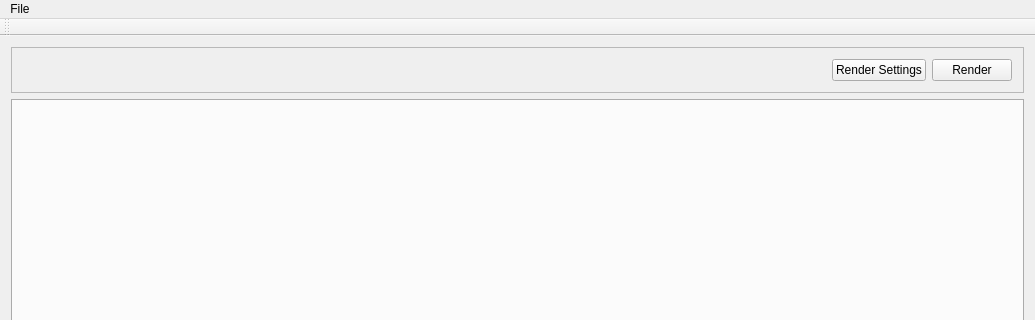
Before: the Qt Designer form src/sunshine.ui in strattonbrazil/Sunshine, drawn with Qt 5; both pictures show x 0 to 1035 and y 0 to 320 of the 1035 by 614 pixel window.
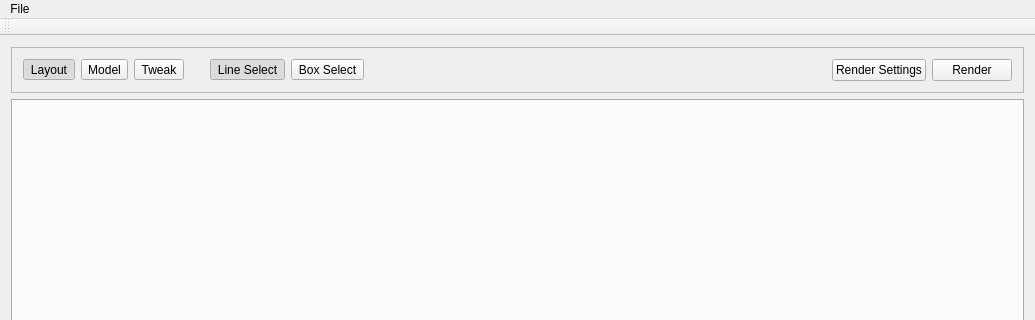
After: the same form once the commit is applied.

Commit message: Got preselection working for faces, lots of refactoring to get rid of singletons, some renaming and reorganization of a few enums, and initial work on UI modes

Diff of the .ui file:
```diff
--- a/src/sunshine.ui
+++ b/src/sunshine.ui
@@ -27,6 +27,111 @@
        <enum>QFrame::Raised</enum>
       </property>
       <layout class="QHBoxLayout" name="horizontalLayout">
+       <item>
+        <widget class="QToolButton" name="layoutModeButton">
+         <property name="focusPolicy">
+          <enum>Qt::TabFocus</enum>
+         </property>
+         <property name="text">
+          <string>Layout</string>
+         </property>
+         <property name="checkable">
+          <bool>true</bool>
+         </property>
+         <property name="checked">
+          <bool>true</bool>
+         </property>
+         <attribute name="buttonGroup">
+          <string>modeButtonGroup</string>
+         </attribute>
+        </widget>
+       </item>
+       <item>
+        <widget class="QToolButton" name="modelModeButton">
+         <property name="text">
+          <string>Model</string>
+         </property>
+         <property name="checkable">
+          <bool>true</bool>
+         </property>
+         <attribute name="buttonGroup">
+          <string>modeButtonGroup</string>
+         </attribute>
+        </widget>
+       </item>
+       <item>
+        <widget class="QToolButton" name="tweakModeButton">
+         <property name="text">
+          <string>Tweak</string>
+         </property>
+         <property name="checkable">
+          <bool>true</bool>
+         </property>
+         <attribute name="buttonGroup">
+          <string>modeButtonGroup</string>
+         </attribute>
+        </widget>
+       </item>
+       <item>
+        <spacer name="horizontalSpacer_2">
+         <property name="orientation">
+          <enum>Qt::Horizontal</enum>
+         </property>
+         <property name="sizeType">
+          <enum>QSizePolicy::Fixed</enum>
+         </property>
+         <property name="sizeHint" stdset="0">
+          <size>
+           <width>20</width>
+           <height>20</height>
+          </size>
+         </property>
+        </spacer>
+       </item>
+       <item>
+        <widget class="QFrame" name="selectFrame">
+         <property name="frameShape">
+          <enum>QFrame::NoFrame</enum>
+         </property>
+         <property name="frameShadow">
+          <enum>QFrame::Raised</enum>
+         </property>
+         <layout class="QHBoxLayout" name="horizontalLayout_2">
+          <property name="margin">
+           <number>0</number>
+          </property>
+          <item>
+           <widget class="QToolButton" name="lineSelectButton">
+            <property name="text">
+             <string>Line Select</string>
+            </property>
+            <property name="checkable">
+             <bool>true</bool>
+            </property>
+            <property name="checked">
+             <bool>true</bool>
+            </property>
+            <attribute name="buttonGroup">
+             <string>selectionButtonGroup</string>
+            </attribute>
+           </widget>
+          </item>
+          <item>
+           <widget class="QToolButton" name="boxSelectButton">
+            <property name="text">
+             <string>Box Select</string>
+            </property>
+            <property name="checkable">
+             <bool>true</bool>
+            </property>
+            <attribute name="buttonGroup">
+             <string>selectionButtonGroup</string>
+            </attribute>
+           </widget>
+          </item>
+         </layout>
+        </widget>
+       </item>
        <item>
         <spacer name="horizontalSpacer">
          <property name="orientation">
```
Left out of the diff: 4 changed lines with no effect on the pictures. The commit also changes 13 other files.
